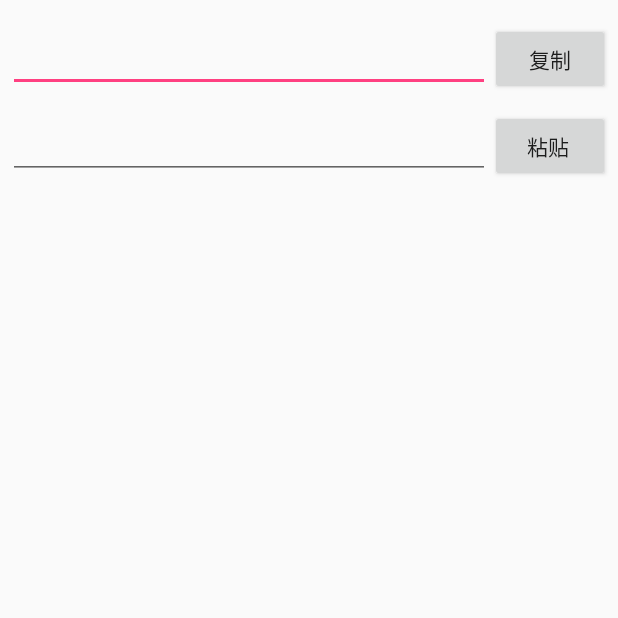
After one commit to 1097919195/MyRecyclerView, an Android app: the ClipActivity screen opened directly, with no data from a screen before it, on a phone screen of 412 x 824 dp, the top half of it. The commit adds this screen. Run offline under Robolectric (Android 15) with nearby library versions, the phone set to English and light mode, and no system bars.

Commit message:
clip复制黏贴“

```diff
--- a/app/src/main/AndroidManifest.xml
+++ b/app/src/main/AndroidManifest.xml
@@ -53,6 +53,7 @@
 
         <activity android:name=".activity.AnimActivity" />
         <activity android:name=".activity.TreeListActivity" />
+        <activity android:name=".activity.ClipActivity" />
 
         <receiver
             android:name=".receiver.LockReceiver"
--- /dev/null
+++ b/app/src/main/java/com/example/zjl/myrecyclerview/activity/ClipActivity.java
@@ -0,0 +1,77 @@
+package com.example.zjl.myrecyclerview.activity;
+
+import android.app.Activity;
+import android.content.ClipData;
+import android.content.ClipboardManager;
+import android.os.Bundle;
+import android.text.TextUtils;
+import android.view.View;
+import android.widget.Button;
+import android.widget.EditText;
+import android.widget.Toast;
+
+import com.example.zjl.myrecyclerview.R;
+
+/**
+ * Created by Administrator on 2018/9/6 0006.
+ */
+
+public class ClipActivity extends Activity implements View.OnClickListener {
+    private EditText copy_edt, paste_edt;
+    private Button copy_btn, paste_btn;
+    //剪切板管理工具类
+    private ClipboardManager mClipboardManager;
+    //剪切板Data对象
+    private ClipData mClipData;
+
+    @Override
+    protected void onCreate(Bundle savedInstanceState) {
+        super.onCreate(savedInstanceState);
+        setContentView(R.layout.act_clip);
+        mClipboardManager = (ClipboardManager) getSystemService(CLIPBOARD_SERVICE);
+        initViews();
+        initListeners();
+    }
+
+    private void initViews() {
+        this.copy_btn = (Button) findViewById(R.id.copy_btn);
+        this.paste_btn = (Button) findViewById(R.id.paste_btn);
+        this.copy_edt = (EditText) findViewById(R.id.copy_edt);
+        this.paste_edt = (EditText) findViewById(R.id.paste_edt);
+    }
+
+    private void initListeners() {
+        this.copy_btn.setOnClickListener(this);
+        this.paste_btn.setOnClickListener(this);
+    }
+
+    @Override
+    public void onClick(View v) {
+        String copy = copy_edt.getText().toString().trim();
+        switch (v.getId()) {
+            case R.id.copy_btn:
+                if (TextUtils.isEmpty(copy)) {
+                    Toast.makeText(getApplicationContext(), "请输入内容！",
+                            Toast.LENGTH_SHORT).show();
+                    return;
+                }
+                //创建一个新的文本clip对象
+                mClipData = ClipData.newPlainText("Simple test", copy);
+                //把clip对象放在剪贴板中
+                mClipboardManager.setPrimaryClip(mClipData);
+                Toast.makeText(getApplicationContext(), "文本已经复制成功！",
+                        Toast.LENGTH_SHORT).show();
+                break;
+            case R.id.paste_btn:
+                //GET贴板是否有内容
+                mClipData = mClipboardManager.getPrimaryClip();
+                //获取到内容
+                ClipData.Item item = mClipData.getItemAt(0);
+                String text = item.getText().toString();
+                paste_edt.setText(text);
+                Toast.makeText(getApplicationContext(), "粘贴成功！s",
+                        Toast.LENGTH_SHORT).show();
+                break;
+        }
+    }
+}
--- /dev/null
+++ b/app/src/main/res/layout/act_clip.xml
@@ -0,0 +1,49 @@
+<?xml version="1.0" encoding="utf-8"?>
+<LinearLayout xmlns:android="http://schemas.android.com/apk/res/android"
+    xmlns:tools="http://schemas.android.com/tools"
+    android:layout_width="match_parent"
+    android:layout_height="match_parent"
+    android:orientation="vertical"
+    android:padding="5dp" >
+
+    <LinearLayout
+        android:layout_width="match_parent"
+        android:layout_height="wrap_content"
+        android:layout_marginBottom="10dp"
+        android:layout_marginTop="10dp"
+        android:orientation="horizontal" >
+
+        <EditText
+            android:id="@+id/copy_edt"
+            android:layout_width="match_parent"
+            android:layout_height="wrap_content"
+            android:layout_weight="1" />
+
+        <Button
+            android:id="@+id/copy_btn"
+            android:layout_width="match_parent"
+            android:layout_height="wrap_content"
+            android:layout_weight="4"
+            android:text="复制" />
+    </LinearLayout>
+
+    <LinearLayout
+        android:layout_width="match_parent"
+        android:layout_height="wrap_content"
+        android:orientation="horizontal" >
+
+        <EditText
+            android:id="@+id/paste_edt"
+            android:layout_width="match_parent"
+            android:layout_height="wrap_content"
+            android:layout_weight="1" />
+
+        <Button
+            android:id="@+id/paste_btn"
+            android:layout_width="match_parent"
+            android:layout_height="wrap_content"
+            android:layout_weight="4"
+            android:text="粘贴 " />
+    </LinearLayout>
+
+</LinearLayout>
```
Also changed, not shown: app/src/main/java/com/example/zjl/myrecyclerview/activity/MainActivity.java (+8 -0 lines), app/src/main/res/layout/act_anim.xml (+34 -0 lines), app/src/main/res/layout/act_main.xml (+8 -1 lines).
